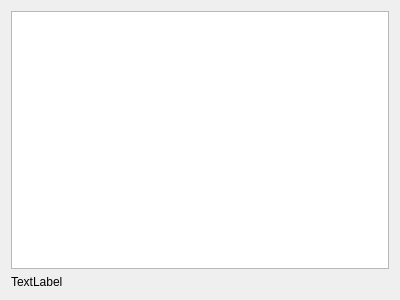
Rsclub22/Minos2-Mirror, file mqt/MqtMonitor/MonitoringFrame.ui: the form before one commit.
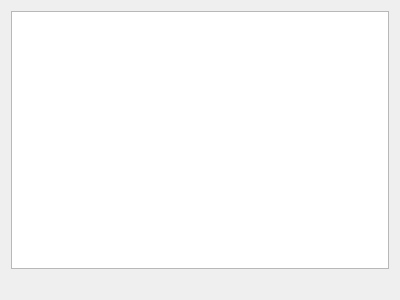
The form after the commit.

What changed in the file:
```diff
--- a/mqt/MqtMonitor/MonitoringFrame.ui
+++ b/mqt/MqtMonitor/MonitoringFrame.ui
@@ -45,7 +45,7 @@
    <item>
     <widget class="QLabel" name="scoreLabel">
      <property name="text">
-      <string>TextLabel</string>
+      <string/>
      </property>
     </widget>
    </item>
```
